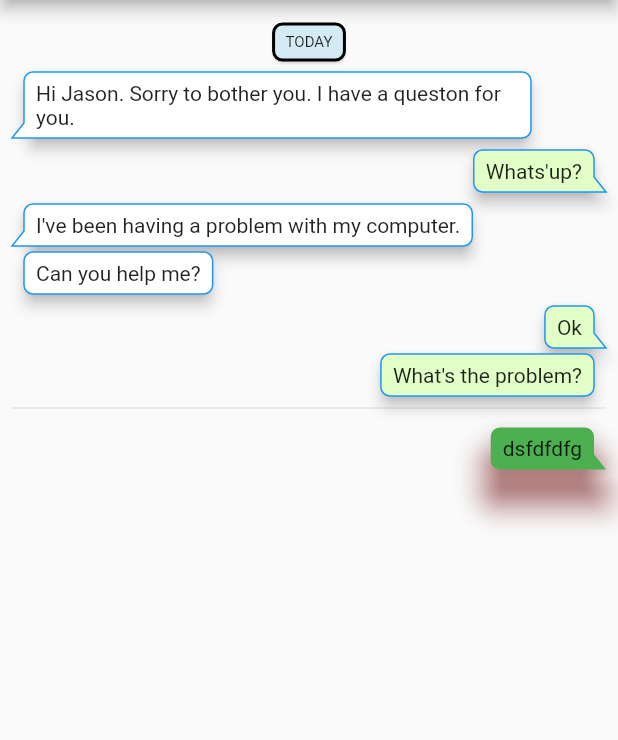
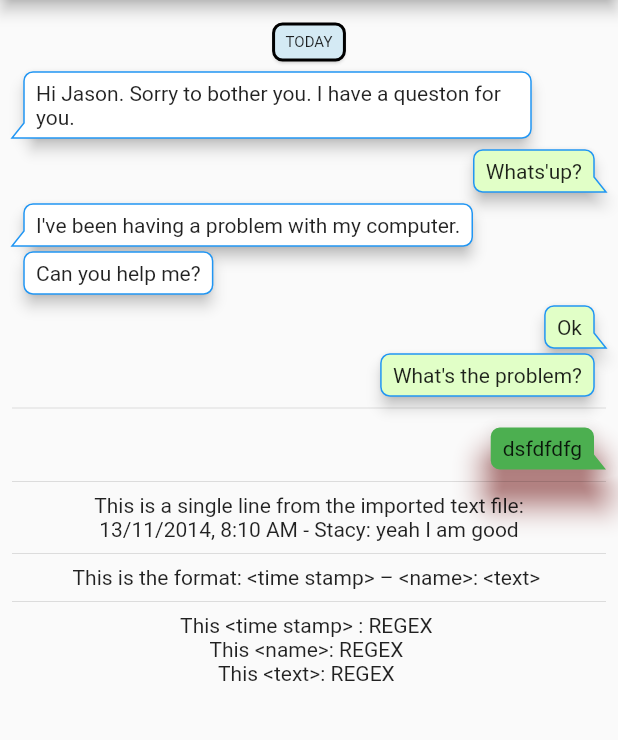
Before and after one commit to maxgdev/whatsapp_chat_viewer, a Flutter app: the screen it shows after launch, after a tap on an icon or button, on a phone screen of 412 x 824 dp, the part 84-824 px from its top. Run offline on Flutter 3.47's test engine with Material 2 defaults, Android fonts, the phone set to English and light mode, and no system bars; drawn by our look-alikes of bubble; our stand-ins replace permission_handler; missing offline and left inert: filesystem_picker.

Commit message:
Added code to display REGEX results

```diff
--- a/lib/chat_details.dart
+++ b/lib/chat_details.dart
@@ -98,7 +98,19 @@ class ChatDetailScreen extends StatelessWidget {
               nip: BubbleNip.rightBottom,
               color: Colors.green,
               child: const Text('dsfdfdfg'),
-            )
+            ),
+            Divider(),
+            Column(children: [
+                Text("This is a single line from the imported text file:"),
+                Text("13/11/2014, 8:10 AM - Stacy: yeah I am good"),
+                Divider(),
+                Text("This is the format: <time stamp> – <name>: <text> "),
+                Divider(),
+                Text("This <time stamp> : REGEX "),
+                Text("This <name>: REGEX "),
+                Text("This <text>: REGEX "),
+               ],
+            ),
           ],
         ),
       ),
```
Also changed, not shown: lib/bubble_temp.dart (+9 -2 lines).
